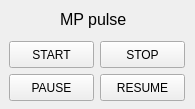
ptroja/mrrocpp, file src/ui-qt-yoyek/wgt_process_control.ui: the form before one commit.
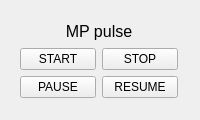
The form after the commit.

Diff of the .ui file:
```diff
--- a/src/ui-qt-yoyek/wgt_process_control.ui
+++ b/src/ui-qt-yoyek/wgt_process_control.ui
@@ -6,54 +6,65 @@
    <rect>
     <x>0</x>
     <y>0</y>
-    <width>195</width>
-    <height>109</height>
+    <width>200</width>
+    <height>120</height>
    </rect>
   </property>
   <property name="minimumSize">
    <size>
-    <width>195</width>
-    <height>109</height>
+    <width>200</width>
+    <height>120</height>
    </size>
   </property>
   <property name="windowTitle">
    <string>wgt_process_control</string>
   </property>
-  <widget class="QPushButton" name="mp_resume_pushButton">
+  <widget class="QWidget" name="widget" native="true">
    <property name="geometry">
     <rect>
-     <x>100</x>
-     <y>74</y>
-     <width>85</width>
-     <height>27</height>
+     <x>9</x>
+     <y>9</y>
+     <width>180</width>
+     <height>100</height>
     </rect>
    </property>
+   <property name="maximumSize">
+    <size>
+     <width>180</width>
+     <height>100</height>
+    </size>
+   </property>
+   <layout class="QGridLayout" name="gridLayout_2">
+    <item row="2" column="0">
+     <widget class="QPushButton" name="mp_start_pushButton">
    <property name="text">
-    <string>RESUME</string>
-   </property>
-  </widget>
+       <string>START</string>
+      </property>
+     </widget>
+    </item>
+    <item row="2" column="1">
+     <widget class="QPushButton" name="mp_stop_pushButton">
+      <property name="text">
+       <string>STOP</string>
+      </property>
+     </widget>
+    </item>
+    <item row="3" column="0">
   <widget class="QPushButton" name="mp_pause_pushButton">
-   <property name="geometry">
-    <rect>
-     <x>9</x>
-     <y>74</y>
-     <width>85</width>
-     <height>27</height>
-    </rect>
-   </property>
    <property name="text">
     <string>PAUSE</string>
    </property>
   </widget>
+    </item>
+    <item row="3" column="1">
+     <widget class="QPushButton" name="mp_resume_pushButton">
+      <property name="text">
+       <string>RESUME</string>
+      </property>
+     </widget>
+    </item>
+    <item row="0" column="0" colspan="2">
   <widget class="QLabel" name="label">
-   <property name="geometry">
-    <rect>
-     <x>60</x>
-     <y>10</y>
-     <width>81</width>
-     <height>19</height>
-    </rect>
-   </property>
    <property name="font">
     <font>
      <pointsize>12</pointsize>
@@ -62,32 +73,12 @@
    <property name="text">
     <string>MP pulse</string>
    </property>
-  </widget>
-  <widget class="QPushButton" name="mp_stop_pushButton">
-   <property name="geometry">
-    <rect>
-     <x>100</x>
-     <y>41</y>
-     <width>85</width>
-     <height>27</height>
-    </rect>
-   </property>
-   <property name="text">
-    <string>STOP</string>
-   </property>
-  </widget>
-  <widget class="QPushButton" name="mp_start_pushButton">
-   <property name="geometry">
-    <rect>
-     <x>9</x>
-     <y>41</y>
-     <width>85</width>
-     <height>27</height>
-    </rect>
-   </property>
-   <property name="text">
-    <string>START</string>
-   </property>
+      <property name="alignment">
+       <set>Qt::AlignCenter</set>
+      </property>
+     </widget>
+    </item>
+   </layout>
   </widget>
  </widget>
  <layoutdefault spacing="6" margin="11"/>
```
Lines whose indentation alone changed are shown as unchanged.
